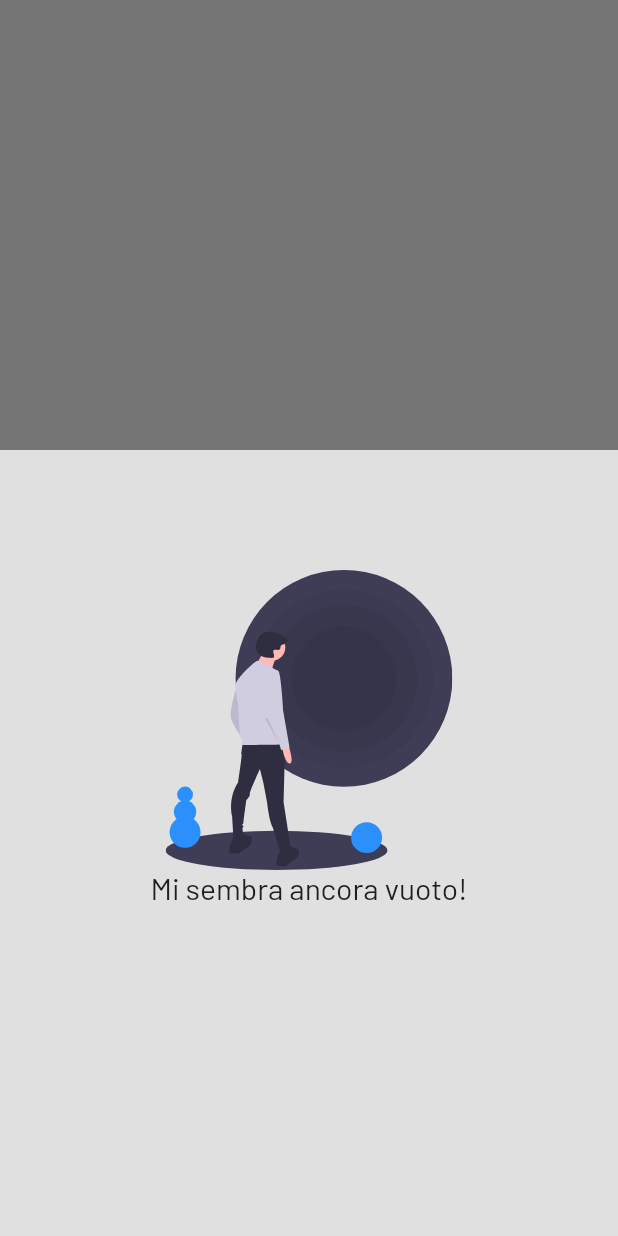
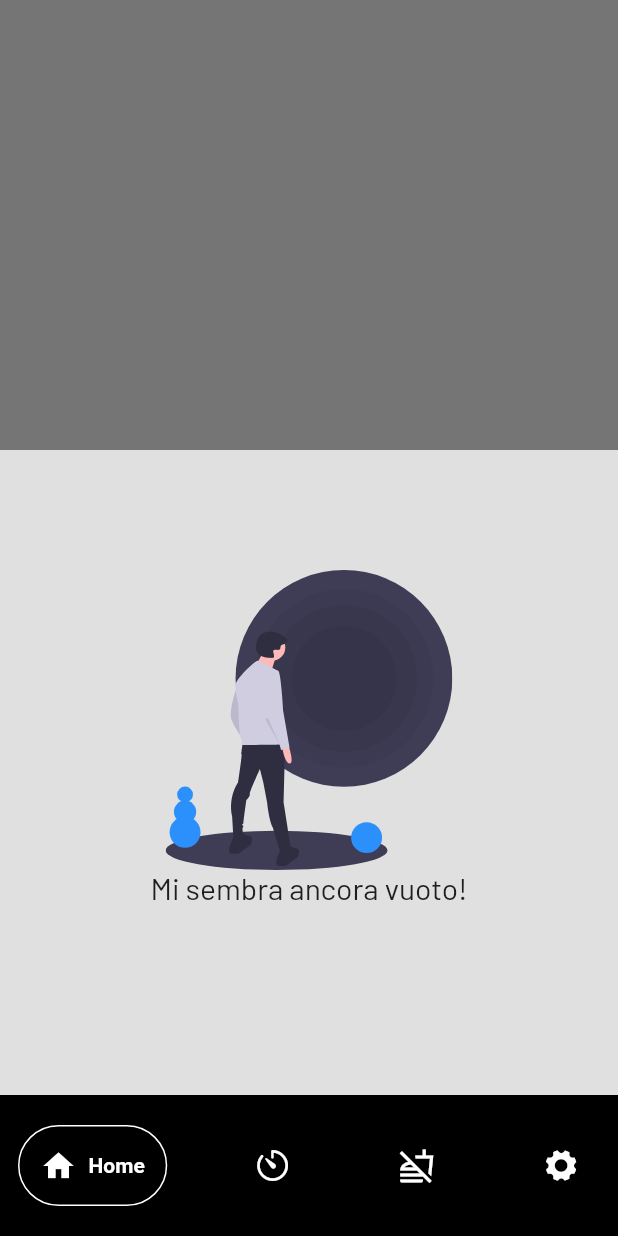
Before and after one commit to danchc/project01, a Flutter app: the screen it shows after launch, on a phone screen of 412 x 824 dp. Run offline on Flutter 3.47's test engine with Material 2 defaults, Android fonts, the phone set to English and light mode, and no system bars; drawn by our look-alikes of google_nav_bar; our stand-ins replace flutter_svg.

Commit message:
Aggiunta navbar

```diff
--- a/lib/pages/logged/home_page.dart
+++ b/lib/pages/logged/home_page.dart
@@ -1,20 +1,31 @@
+import 'package:flutter/cupertino.dart';
 import 'package:flutter/material.dart';
+import 'package:cupertino_icons/cupertino_icons.dart';
 import 'package:flutter_svg/flutter_svg.dart';
+import 'package:google_nav_bar/google_nav_bar.dart';
 
-class HomePage extends StatelessWidget {
+class HomePage extends StatefulWidget {
   const HomePage({Key? key}) : super(key: key);
 
   @override
+  State<HomePage> createState() => _HomePageState();
+}
+
+class _HomePageState extends State<HomePage> {
+  @override
   Widget build(BuildContext context) {
     return Scaffold(
+      /* colore background */
       backgroundColor: Colors.grey[300],
+
+      /* corpo principale */
       body: SafeArea(
         child: SingleChildScrollView(
           child: Center(
             child: Column(
               children: [
 
-                //header
+                /* header */
                 Container(
                   color: Colors.grey[600],
                   height: 300,
@@ -30,11 +41,7 @@ class HomePage extends StatelessWidget {
                         height: 200,),
                     ),
 
-
-                    Column(
-                      mainAxisAlignment: MainAxisAlignment.center,
-                      children: const [
-                        Padding(
+                    const Padding(
                       padding: EdgeInsets.symmetric(horizontal: 25.0),
                       child: Text(
                         'Mi sembra ancora vuoto!',
@@ -43,10 +50,6 @@ class HomePage extends StatelessWidget {
                           fontFamily: 'Barlow',
                         ),
                       ),
-                        ),
-
-
-                      ],
                     )
                   ],
                 ),
@@ -56,6 +59,46 @@ class HomePage extends StatelessWidget {
           ),
         ),
       ),
+
+      /* nav bar */
+      bottomNavigationBar: Container(
+        color: Colors.black,
+        child: Padding(
+          padding: const EdgeInsets.symmetric(horizontal: 12, vertical: 20),
+          child: GNav(
+            haptic: true,
+            tabActiveBorder: Border.all(color: Colors.white, width: 1),
+            backgroundColor: Colors.black,
+            color: Colors.white,
+            activeColor: Colors.white,
+            gap: 8,
+            padding: const EdgeInsets.all(14),
+            /* singoli bottoni */
+            tabs: const [
+              GButton(
+                icon: Icons.home,
+                text: 'Home',
+              ),
+
+              GButton(
+                icon: CupertinoIcons.timer,
+                text: 'Allenamenti',
+              ),
+
+              GButton(
+                icon: Icons.no_food_outlined,
+                text: 'Nutrizione',
+              ),
+
+              GButton(
+                icon: CupertinoIcons.gear_solid,
+                text: 'Impostazioni',
+              ),
+            ],
+          ),
+        ),
+      ),
+
     );
   }
 }
--- a/pubspec.yaml
+++ b/pubspec.yaml
@@ -35,6 +35,7 @@ dependencies:
   # Use with the CupertinoIcons class for iOS style icons.
   cupertino_icons: ^1.0.2
   flutter_svg: ^2.0.0+1
+  google_nav_bar: ^5.0.6
 
 dev_dependencies:
   flutter_test:
```
Also changed, not shown: pubspec.lock, 1 other file. Lines whose indentation alone changed are shown as unchanged.
